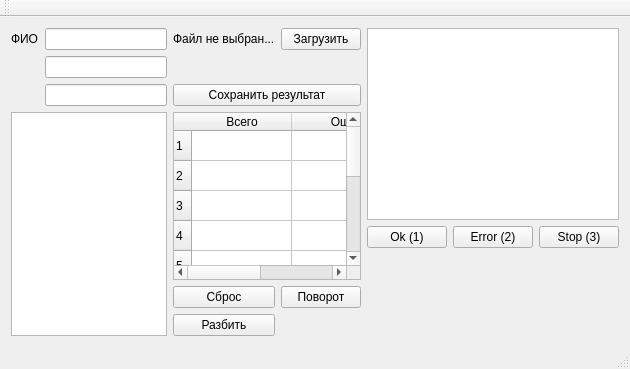
Old version of the form mainwindow.ui in the repository smusihin/tuluze.
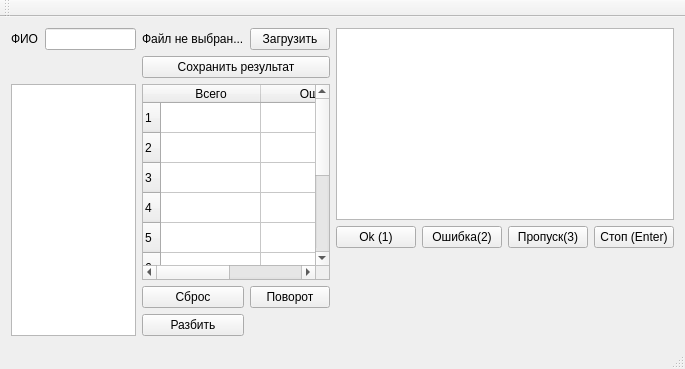
New version of the form.

The edit to the form file:
```diff
--- a/mainwindow.ui
+++ b/mainwindow.ui
@@ -6,7 +6,7 @@
    <rect>
     <x>0</x>
     <y>0</y>
-    <width>630</width>
+    <width>685</width>
     <height>369</height>
    </rect>
   </property>
@@ -17,7 +17,7 @@
    <layout class="QHBoxLayout" name="horizontalLayout" stretch="2,1">
     <item>
      <layout class="QGridLayout" name="gridLayout">
-      <item row="3" column="2" colspan="2">
+      <item row="2" column="2" colspan="2">
        <widget class="QTableWidget" name="tableWidget">
         <row>
          <property name="text">
@@ -81,16 +81,6 @@
         </column>
        </widget>
       </item>
-      <item row="4" column="2">
-       <widget class="QPushButton" name="resetBtn">
-        <property name="text">
-         <string>Сброс</string>
-        </property>
-       </widget>
-      </item>
-      <item row="0" column="1">
-       <widget class="QLineEdit" name="firstnameEdit"/>
-      </item>
       <item row="0" column="0">
        <widget class="QLabel" name="label">
         <property name="text">
@@ -98,10 +88,27 @@
         </property>
        </widget>
       </item>
-      <item row="2" column="2" colspan="2">
-       <widget class="QPushButton" name="pushButton">
+      <item row="2" column="0" rowspan="3" colspan="2">
+       <widget class="QGraphicsView" name="generalView"/>
+      </item>
+      <item row="3" column="2">
+       <widget class="QPushButton" name="resetBtn">
         <property name="text">
-         <string>Сохранить результат</string>
+         <string>Сброс</string>
+        </property>
+       </widget>
+      </item>
+      <item row="4" column="2">
+       <widget class="QPushButton" name="splitBtn">
+        <property name="text">
+         <string>Разбить</string>
+        </property>
+       </widget>
+      </item>
+      <item row="3" column="3">
+       <widget class="QPushButton" name="rotateBtn">
+        <property name="text">
+         <string>Поворот</string>
         </property>
        </widget>
       </item>
@@ -112,13 +119,10 @@
         </property>
        </widget>
       </item>
-      <item row="2" column="1">
-       <widget class="QLineEdit" name="lineEdit_2"/>
-      </item>
-      <item row="5" column="2">
-       <widget class="QPushButton" name="splitBtn">
+      <item row="1" column="2" colspan="2">
+       <widget class="QPushButton" name="pushButton">
         <property name="text">
-         <string>Разбить</string>
+         <string>Сохранить результат</string>
         </property>
        </widget>
       </item>
@@ -129,18 +133,8 @@
         </property>
        </widget>
       </item>
-      <item row="1" column="1">
-       <widget class="QLineEdit" name="surnameEdit"/>
-      </item>
-      <item row="3" column="0" rowspan="3" colspan="2">
-       <widget class="QGraphicsView" name="generalView"/>
-      </item>
-      <item row="4" column="3">
-       <widget class="QPushButton" name="rotateBtn">
-        <property name="text">
-         <string>Поворот</string>
-        </property>
-       </widget>
+      <item row="0" column="1">
+       <widget class="QLineEdit" name="nameEdit"/>
       </item>
      </layout>
     </item>
@@ -161,14 +155,21 @@
         <item>
          <widget class="QPushButton" name="errorBtn">
           <property name="text">
-           <string>Error (2)</string>
+           <string>Ошибка(2)</string>
+          </property>
+         </widget>
+        </item>
+        <item>
+         <widget class="QPushButton" name="missBtn">
+          <property name="text">
+           <string>Пропуск(3)</string>
           </property>
          </widget>
         </item>
         <item>
          <widget class="QPushButton" name="stopBtn">
           <property name="text">
-           <string>Stop (3)</string>
+           <string>Стоп (Enter)</string>
           </property>
          </widget>
         </item>
```
Left out of the diff: 33 changed lines with no effect on the pictures.
